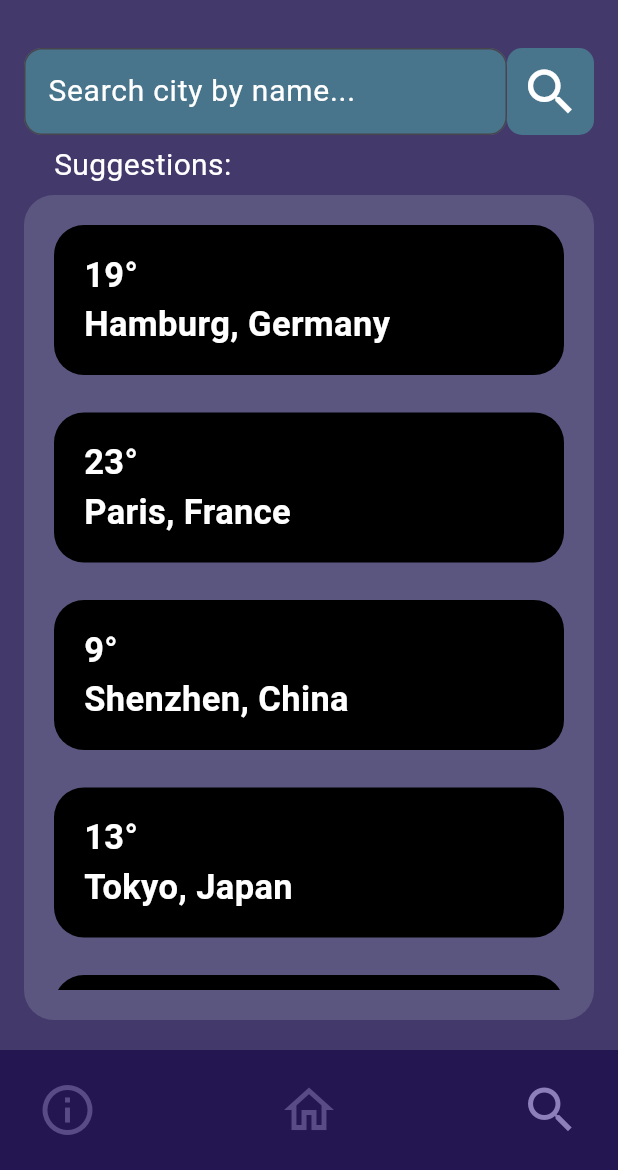
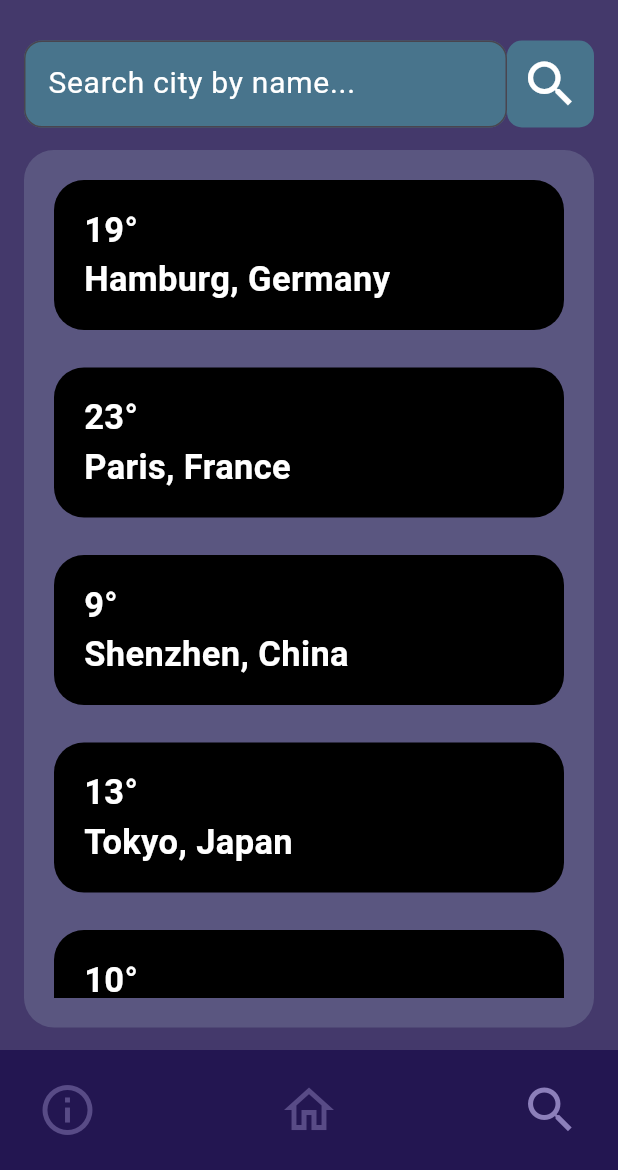
Before and after one commit to Rouxxel/weatherappproject, a Flutter app: the screen it shows after launch, item 3 of the bottom bar chosen, on a phone screen of 412 x 824 dp, the part 66-1236 px from its top. Run offline on Flutter 3.47's test engine with Material 3 defaults, Android fonts, the phone set to English and light mode, and no system bars; our stand-ins replace geolocator, google_fonts; missing offline and left inert: icons_flutter; Roboto replaces fonts that are missing (Quantico, Sansita).

Commit message:
Landing, Search and details page conversion to stateful, Search page minor padding correction, Landing page minor fontweight correction and icon modification (using icons_flutter package in yaml)

```diff
--- a/lib/detailspage.dart
+++ b/lib/detailspage.dart
@@ -24,9 +24,14 @@ import 'package:weatherappproject/searchpage.dart';
 /////////////////////////////////////////////////////////////////////////////
 //screen itself
 
-class detailspage extends StatelessWidget {
+class detailspage extends StatefulWidget {
   const detailspage({super.key});
 
+  @override
+  State<detailspage> createState() => _detailspageState();
+}
+
+class _detailspageState extends State<detailspage> {
   @override
   Widget build(BuildContext context) {
     return MaterialApp(
--- a/lib/landingpage.dart
+++ b/lib/landingpage.dart
@@ -3,6 +3,7 @@ import 'package:flutter/material.dart';
 import 'package:flutter/widgets.dart';
 import 'package:google_fonts/google_fonts.dart'; //For font import
 import 'package:geolocator/geolocator.dart'; //For GPS function
+import 'package:icons_flutter/icons_flutter.dart';
 import 'package:url_launcher/url_launcher.dart' as url; //For URL launch
 import 'package:http/http.dart' as http; //For http resources
 import 'dart:convert' as conv; //For JSON parsing
@@ -22,9 +23,14 @@ import 'package:weatherappproject/detailspage.dart';
 //functions-methods
 /////////////////////////////////////////////////////////////////////////////
 //screen itself
-class landingpage extends StatelessWidget {
+class landingpage extends StatefulWidget {
   const landingpage({super.key});
 
+  @override
+  State<landingpage> createState() => _landingpageState();
+}
+
+class _landingpageState extends State<landingpage> {
   @override
   Widget build(BuildContext context) {
     // Get the screen width and height MAY NOT BE USED
@@ -215,7 +221,7 @@ class landingpage extends StatelessWidget {
                         //Children
                         children: [
                           Icon(
-                            Icons.umbrella,
+                            FontAwesome.umbrella,
                             size: 45,
                             color: Colors.white,
                           ),
@@ -384,14 +390,15 @@ class landingpage extends StatelessWidget {
                                   style: GoogleFonts.quantico(
                                     textStyle: TextStyle(
                                       fontSize: 20,
-                                      fontWeight: FontWeight.normal,
+                                      fontWeight: FontWeight.bold,
                                       fontStyle: FontStyle.normal,
                                       color: Colors.white,
                                     ),
                                   ),
                                 ),
 
-                                onPressed: () {
+                                onPressed: () async{
+
                                   //TODO: insert functionaly to change to hourly format
                                 },
                               ),
@@ -410,7 +417,7 @@ class landingpage extends StatelessWidget {
                                   style: GoogleFonts.quantico(
                                     textStyle: TextStyle(
                                       fontSize: 20,
-                                      fontWeight: FontWeight.normal,
+                                      fontWeight: FontWeight.bold,
                                       fontStyle: FontStyle.normal,
                                       color: Color.fromRGBO(35, 22, 81, 1.0),
                                       //TODO: insert function to update color
@@ -484,7 +491,7 @@ class landingpage extends StatelessWidget {
                                               style: GoogleFonts.quantico(
                                                 textStyle: TextStyle(
                                                   fontSize: 23,
-                                                  fontWeight: FontWeight.normal,
+                                                  fontWeight: FontWeight.bold,
                                                   fontStyle: FontStyle.normal,
                                                   color: Color.fromRGBO(
                                                       35, 22, 81, 1.0),
@@ -494,7 +501,7 @@ class landingpage extends StatelessWidget {
                                           ),
                                         ),
                                         Icon(
-                                          Icons.cloud_sharp, //Maybe use icon package
+                                          WeatherIcons.wi_cloud, //Maybe use icon package
                                           //TODO: insert function to get appropiate weather condition icon
                                           size: 35,
                                           color: Colors.white,
@@ -559,7 +566,7 @@ class landingpage extends StatelessWidget {
                                               style: GoogleFonts.quantico(
                                                 textStyle: TextStyle(
                                                   fontSize: 23,
-                                                  fontWeight: FontWeight.normal,
+                                                  fontWeight: FontWeight.bold,
                                                   fontStyle: FontStyle.normal,
                                                   color: Color.fromRGBO(
                                                       35, 22, 81, 1.0),
@@ -569,7 +576,7 @@ class landingpage extends StatelessWidget {
                                           ),
                                         ),
                                         Icon(
-                                          Icons.cloud_sharp, //Maybe use icon package
+                                          WeatherIcons.wi_day_rain, //Maybe use icon package
                                           //TODO: insert function to get appropiate weather condition icon
                                           size: 35,
                                           color: Colors.white,
@@ -634,7 +641,7 @@ class landingpage extends StatelessWidget {
                                               style: GoogleFonts.quantico(
                                                 textStyle: TextStyle(
                                                   fontSize: 23,
-                                                  fontWeight: FontWeight.normal,
+                                                  fontWeight: FontWeight.bold,
                                                   fontStyle: FontStyle.normal,
                                                   color: Color.fromRGBO(
                                                       35, 22, 81, 1.0),
@@ -644,7 +651,7 @@ class landingpage extends StatelessWidget {
                                           ),
                                         ),
                                         Icon(
-                                          Icons.cloud_sharp, //Maybe use icon package
+                                          WeatherIcons.wi_day_snow, //Maybe use icon package
                                           //TODO: insert function to get appropiate weather condition icon
                                           size: 35,
                                           color: Colors.white,
--- a/lib/searchpage.dart
+++ b/lib/searchpage.dart
@@ -24,9 +24,14 @@ import 'package:weatherappproject/detailspage.dart';
 /////////////////////////////////////////////////////////////////////////////
 //screen itself
 
-class searchpage extends StatelessWidget {
+class searchpage extends StatefulWidget {
   const searchpage({super.key});
 
+  @override
+  State<searchpage> createState() => _searchpageState();
+}
+
+class _searchpageState extends State<searchpage> {
   @override
   Widget build(BuildContext context) {
     return MaterialApp(
@@ -63,7 +68,7 @@ class searchpage extends StatelessWidget {
         //Pad column to maintain consistency
         body: Padding(
           //Pad horizontal part of of inner column
-          padding: EdgeInsets.symmetric(vertical: 20.0, horizontal: 16.0),
+          padding: EdgeInsets.symmetric(vertical: 15.0, horizontal: 16.0),
 
           //Central column
           child: Column(
@@ -141,7 +146,13 @@ class searchpage extends StatelessWidget {
                 ),
               ),
 
-              //"Suggestions" text
+              //Use size box for spacing
+              SizedBox(
+                height: 15,
+              ),
+
+              //TODO: decide if to remove or solve overflow problem when phone is tilted and keyboard enabled
+              /*//"Suggestions" text
               Container(
                 //color: Colors.black,
                 height: 40,
@@ -165,7 +176,7 @@ class searchpage extends StatelessWidget {
                     ),
                   ),
                 ),
-              ),
+              ),*/
 
               //Container for list view of suggestions
               Expanded(
--- a/pubspec.yaml
+++ b/pubspec.yaml
@@ -47,7 +47,7 @@ dependencies:
   audioplayers: ^6.0.0              #to play audios and sound effects
   flutter_native_splash: ^2.4.0     #to style the splash screen when launching the app (possibly)
   google_fonts: ^6.2.1              #to directly use googlefonts instead of download-import
-
+  icons_flutter: ^0.0.4             #to obtaine a greater variety of icons
 
 dev_dependencies:
   flutter_test:
```
Also changed, not shown: pubspec.lock, 1 other file.
